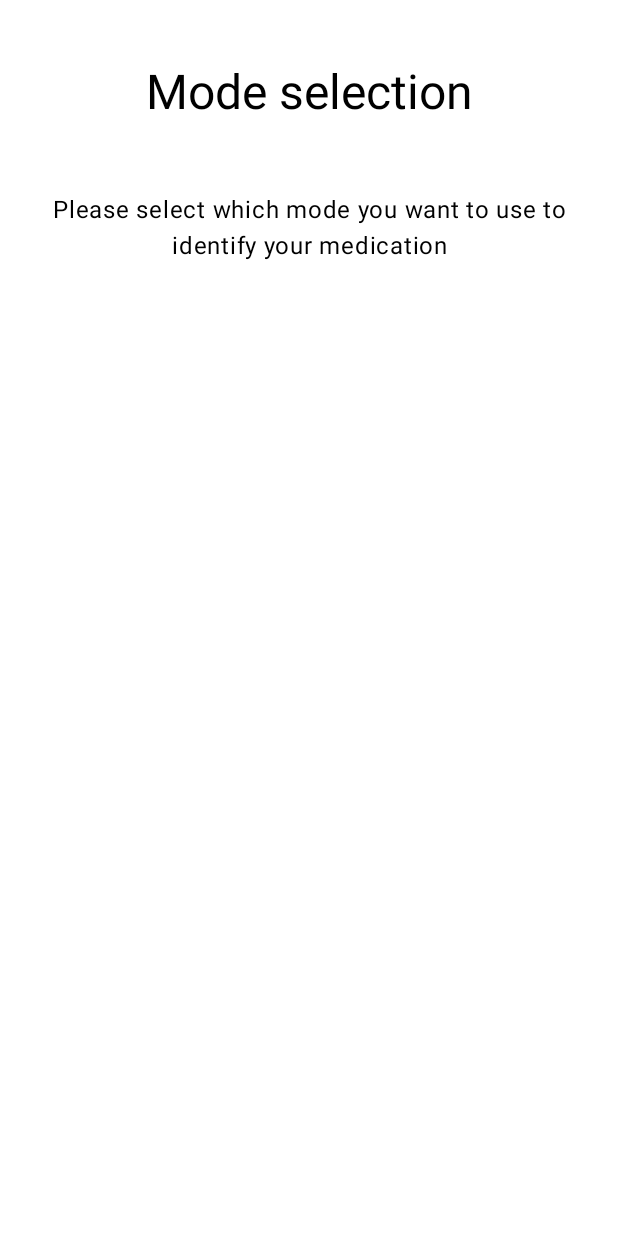
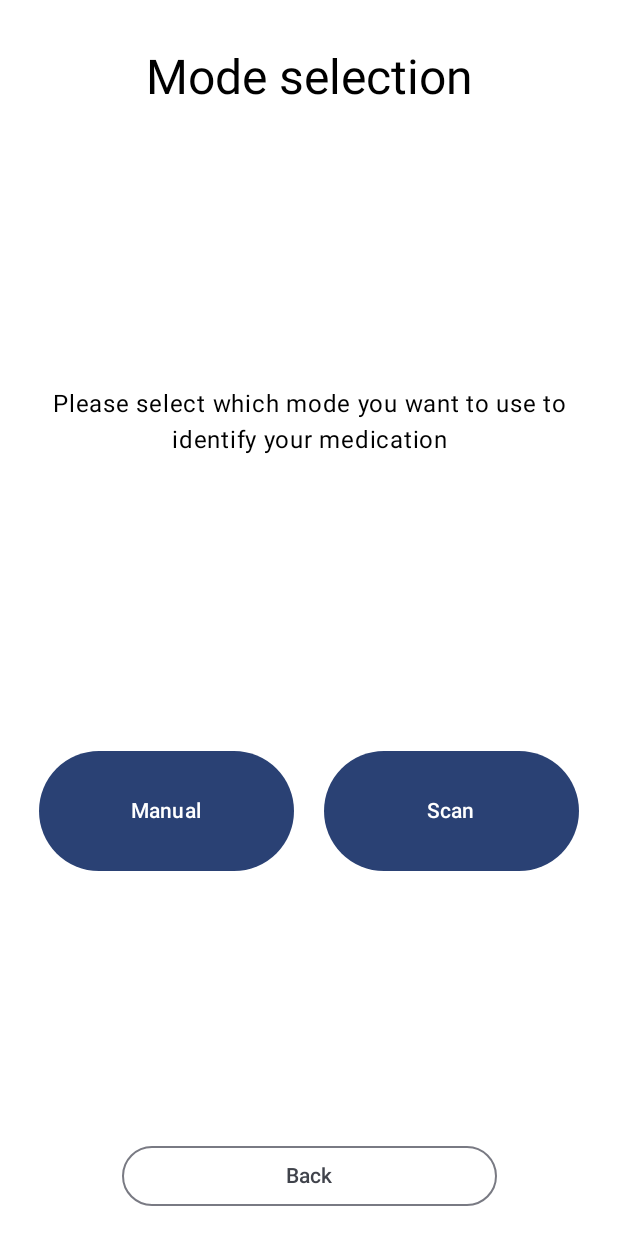
Before and after one commit to Nick-Chav/M-Search, an Android app built with Jetpack Compose: the @Preview function SelectModePreview, on a phone screen of 412 x 824 dp. Run offline under Robolectric (Android 15) with nearby library versions, the phone set to English and light mode, and no system bars.

Commit message:
Added Mode Selection Screen

```diff
--- a/app/src/main/java/com/example/m_search/ui/theme/SelectCountryScreen.kt
+++ b/app/src/main/java/com/example/m_search/ui/theme/SelectCountryScreen.kt
@@ -13,6 +13,7 @@ import androidx.compose.material3.ExperimentalMaterial3Api
 import androidx.compose.material3.ExposedDropdownMenuBox
 import androidx.compose.material3.ExposedDropdownMenuDefaults
 import androidx.compose.material3.MaterialTheme
+import androidx.compose.material3.OutlinedButton
 import androidx.compose.material3.Text
 import androidx.compose.material3.TextField
 import androidx.compose.runtime.Composable
@@ -88,7 +89,7 @@ fun SelectCountryScreen(
                 ){
                     Text(text = stringResource(R.string.app_next))
                 }
-                Button(
+                OutlinedButton(
                     modifier = Modifier.widthIn(min = 250.dp),
                     onClick = {}
                 ){
--- a/app/src/main/java/com/example/m_search/ui/theme/SelectModeScreen.kt
+++ b/app/src/main/java/com/example/m_search/ui/theme/SelectModeScreen.kt
@@ -1,11 +1,17 @@
 package com.example.m_search.ui.theme
 
+import androidx.compose.foundation.layout.Arrangement
 import androidx.compose.foundation.layout.Column
+import androidx.compose.foundation.layout.Row
 import androidx.compose.foundation.layout.Spacer
 import androidx.compose.foundation.layout.fillMaxSize
 import androidx.compose.foundation.layout.height
+import androidx.compose.foundation.layout.heightIn
 import androidx.compose.foundation.layout.padding
+import androidx.compose.foundation.layout.widthIn
+import androidx.compose.material3.Button
 import androidx.compose.material3.MaterialTheme
+import androidx.compose.material3.OutlinedButton
 import androidx.compose.material3.Text
 import androidx.compose.runtime.Composable
 import androidx.compose.ui.Alignment
@@ -24,16 +30,14 @@ fun SelectModeScreen(
 ) {
     Column(
         modifier = modifier.padding(top = 16.dp),
-        horizontalAlignment = Alignment.CenterHorizontally
+        horizontalAlignment = Alignment.CenterHorizontally,
+        verticalArrangement = Arrangement.SpaceBetween
     ) {
-        Spacer(modifier = Modifier.height(10.dp))
         Text(
             text = stringResource(R.string.mode_selection_title),
             style = MaterialTheme.typography.headlineLarge,
             modifier = Modifier.padding(bottom = 0.dp)
         )
-
-        Spacer(modifier = Modifier.height(30.dp))
 
         Column(
             horizontalAlignment = Alignment.CenterHorizontally,
@@ -44,6 +48,39 @@ fun SelectModeScreen(
                 style = MaterialTheme.typography.bodyLarge,
                 textAlign = TextAlign.Center
             )
+        }
+
+        Row() {
+            Button(
+                modifier = Modifier
+                    .heightIn(min = 100.dp)
+                    .weight(1f)
+                    .padding(10.dp),
+                onClick = {},
+            ){
+                Text(
+                    text = stringResource(R.string.mode_manual),
+                    style = MaterialTheme.typography.labelLarge
+                )
+            }
+            Button(
+                modifier = Modifier
+                    .heightIn(min = 100.dp)
+                    .weight(1f)
+                    .padding(10.dp),
+                onClick = {}
+            ){
+                Text(
+                    text = stringResource(R.string.mode_scan),
+                    style = MaterialTheme.typography.labelLarge
+                )
+            }
+        }
+        OutlinedButton(
+            modifier = Modifier.widthIn(min = 250.dp),
+            onClick = {}
+        ){
+            Text(text = stringResource(R.string.app_back))
         }
     }
 }
--- a/app/src/main/res/values/strings.xml
+++ b/app/src/main/res/values/strings.xml
@@ -6,6 +6,8 @@
     <string name="app_back">Back</string>
     <string name="select_from">Select country from:</string>
     <string name="select_to">Select country to:</string>
+    <string name="mode_manual">Manual</string>
+    <string name="mode_scan">Scan</string>
     <string name="mode_selection_instructions">Please select which mode you want to use to identify your medication</string>
     <string name="country_selection_instructions">Please select the initial country the medication is coming from and the country you want to search for alternatives in.</string>
 </resources>
```
